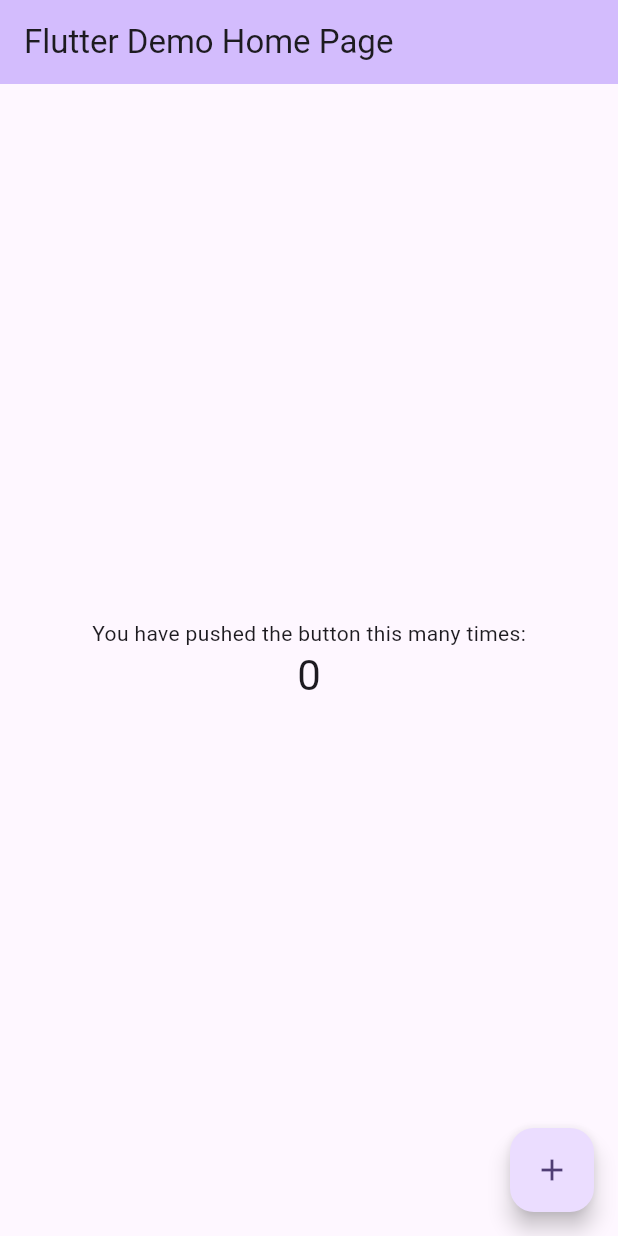
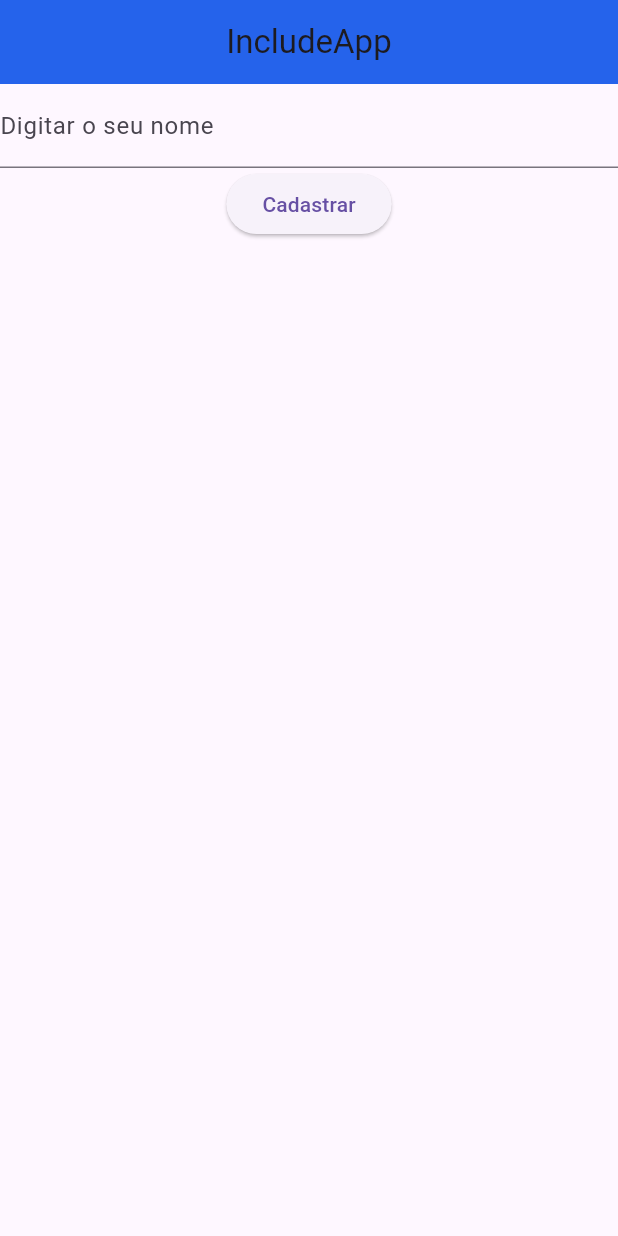
Before and after one commit to pls-dev1104/TCC-IFF, a Flutter app: the screen it shows after launch, on a phone screen of 412 x 824 dp. Run offline on Flutter 3.47's test engine with Material 3 defaults, Android fonts, the phone set to English and light mode, and no system bars; our stand-ins replace shared_preferences.

Commit message:
Esqueleto inicial no aplicativo

```diff
--- /dev/null
+++ b/includeapp/devtools_options.yaml
@@ -0,0 +1,3 @@
+description: This file stores settings for Dart & Flutter DevTools.
+documentation: https://docs.flutter.dev/tools/devtools/extensions#configure-extension-enablement-states
+extensions:
--- a/includeapp/lib/main.dart
+++ b/includeapp/lib/main.dart
@@ -1,122 +1,22 @@
 import 'package:flutter/material.dart';
+import 'principal.dart';
 
 void main() {
-  runApp(const MyApp());
+  runApp(const App());
 }
 
-class MyApp extends StatelessWidget {
-  const MyApp({super.key});
+class App extends StatelessWidget {
+  const App({super.key});
 
-  // This widget is the root of your application.
   @override
   Widget build(BuildContext context) {
     return MaterialApp(
-      title: 'Flutter Demo',
+      title: "IncludeApp",
       theme: ThemeData(
-        // This is the theme of your application.
-        //
-        // TRY THIS: Try running your application with "flutter run". You'll see
-        // the application has a purple toolbar. Then, without quitting the app,
-        // try changing the seedColor in the colorScheme below to Colors.green
-        // and then invoke "hot reload" (save your changes or press the "hot
-        // reload" button in a Flutter-supported IDE, or press "r" if you used
-        // the command line to start the app).
-        //
-        // Notice that the counter didn't reset back to zero; the application
-        // state is not lost during the reload. To reset the state, use hot
-        // restart instead.
-        //
-        // This works for code too, not just values: Most code changes can be
-        // tested with just a hot reload.
-        colorScheme: .fromSeed(seedColor: Colors.deepPurple),
+        appBarTheme: AppBarTheme(backgroundColor: Color(0xFF2563EB)),
       ),
-      home: const MyHomePage(title: 'Flutter Demo Home Page'),
+      debugShowCheckedModeBanner: false,
+      home: Principal(),
     );
   }
 }
-
-class MyHomePage extends StatefulWidget {
-  const MyHomePage({super.key, required this.title});
-
-  // This widget is the home page of your application. It is stateful, meaning
-  // that it has a State object (defined below) that contains fields that affect
-  // how it looks.
-
-  // This class is the configuration for the state. It holds the values (in this
-  // case the title) provided by the parent (in this case the App widget) and
-  // used by the build method of the State. Fields in a Widget subclass are
-  // always marked "final".
-
-  final String title;
-
-  @override
-  State<MyHomePage> createState() => _MyHomePageState();
-}
-
-class _MyHomePageState extends State<MyHomePage> {
-  int _counter = 0;
-
-  void _incrementCounter() {
-    setState(() {
-      // This call to setState tells the Flutter framework that something has
-      // changed in this State, which causes it to rerun the build method below
-      // so that the display can reflect the updated values. If we changed
-      // _counter without calling setState(), then the build method would not be
-      // called again, and so nothing would appear to happen.
-      _counter++;
-    });
-  }
-
-  @override
-  Widget build(BuildContext context) {
-    // This method is rerun every time setState is called, for instance as done
-    // by the _incrementCounter method above.
-    //
-    // The Flutter framework has been optimized to make rerunning build methods
-    // fast, so that you can just rebuild anything that needs updating rather
-    // than having to individually change instances of widgets.
-    return Scaffold(
-      appBar: AppBar(
-        // TRY THIS: Try changing the color here to a specific color (to
-        // Colors.amber, perhaps?) and trigger a hot reload to see the AppBar
-        // change color while the other colors stay the same.
-        backgroundColor: Theme.of(context).colorScheme.inversePrimary,
-        // Here we take the value from the MyHomePage object that was created by
-        // the App.build method, and use it to set our appbar title.
-        title: Text(widget.title),
-      ),
-      body: Center(
-        // Center is a layout widget. It takes a single child and positions it
-        // in the middle of the parent.
-        child: Column(
-          // Column is also a layout widget. It takes a list of children and
-          // arranges them vertically. By default, it sizes itself to fit its
-          // children horizontally, and tries to be as tall as its parent.
-          //
-          // Column has various properties to control how it sizes itself and
-          // how it positions its children. Here we use mainAxisAlignment to
-          // center the children vertically; the main axis here is the vertical
-          // axis because Columns are vertical (the cross axis would be
-          // horizontal).
-          //
-          // TRY THIS: Invoke "debug painting" (choose the "Toggle Debug Paint"
-          // action in the IDE, or press "p" in the console), to see the
-          // wireframe for each widget.
-          mainAxisAlignment: .center,
-          children: [
-            const Text('You have pushed the button this many times:'),
-            Text(
-              '$_counter',
-              style: Theme.of(context).textTheme.headlineMedium,
-            ),
-          ],
-        ),
-      ),
-      floatingActionButton: FloatingActionButton(
-        onPressed: _incrementCounter,
-        tooltip: 'Increment',
-        child: const Icon(Icons.add),
-      ),
-    );
-  }
-}
--- /dev/null
+++ b/includeapp/lib/principal.dart
@@ -0,0 +1,42 @@
+import 'package:flutter/material.dart';
+import 'package:shared_preferences/shared_preferences.dart';
+import 'inicial.dart';
+
+class Principal extends StatefulWidget {
+  const Principal({super.key});
+
+  @override
+  State<Principal> createState() => _PrincipalState();
+}
+
+class _PrincipalState extends State<Principal> {
+TextEditingController nomeUs = TextEditingController();
+
+ Future<void> salvar() async {
+    SharedPreferences prefs = await SharedPreferences.getInstance();
+    await prefs.setString("usuario", nomeUs.text);
+
+    if (!mounted) return;
+
+    Navigator.pushReplacement(
+      context,
+      MaterialPageRoute(builder: (_) => Inicial(nome: nomeUs.text)),
+    );
+ }
+
+  @override
+  Widget build(BuildContext context) {
+    return Scaffold(
+      appBar: AppBar(centerTitle: true, title: Text("IncludeApp")),
+      body: Center(child:
+        Column(children: [
+            TextField(controller: nomeUs,
+            decoration: InputDecoration(labelText: "Digitar o seu nome"),
+            ),
+            ElevatedButton(onPressed: salvar, child: Text("Cadastrar")),
+          ]
+        )
+      ),
+    );
+  }
+}
--- a/includeapp/pubspec.yaml
+++ b/includeapp/pubspec.yaml
@@ -30,6 +30,8 @@ environment:
 dependencies:
   flutter:
     sdk: flutter
+  google_fonts: ^8.1.0
+  shared_preferences: ^2.5.3
 
   # The following adds the Cupertino Icons font to your application.
   # Use with the CupertinoIcons class for iOS style icons.
@@ -38,6 +40,7 @@ dependencies:
 dev_dependencies:
   flutter_test:
     sdk: flutter
+
 
   # The "flutter_lints" package below contains a set of recommended lints to
   # encourage good coding practices. The lint set provided by the package is
```
Also changed, not shown: includeapp/lib/celular.dart (added, +17 -0 lines), includeapp/lib/computador.dart (added, +17 -0 lines), includeapp/lib/home.dart (added, +39 -0 lines), includeapp/lib/inicial.dart (added, +36 -0 lines), includeapp/pubspec.lock, 4 other files.
